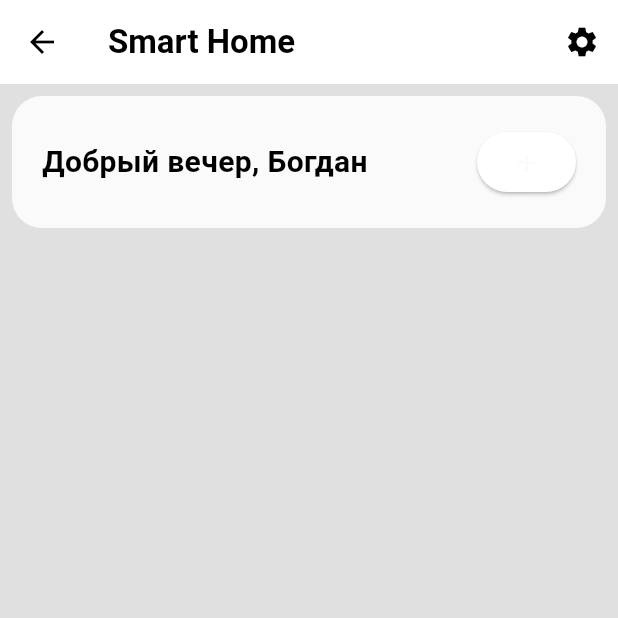
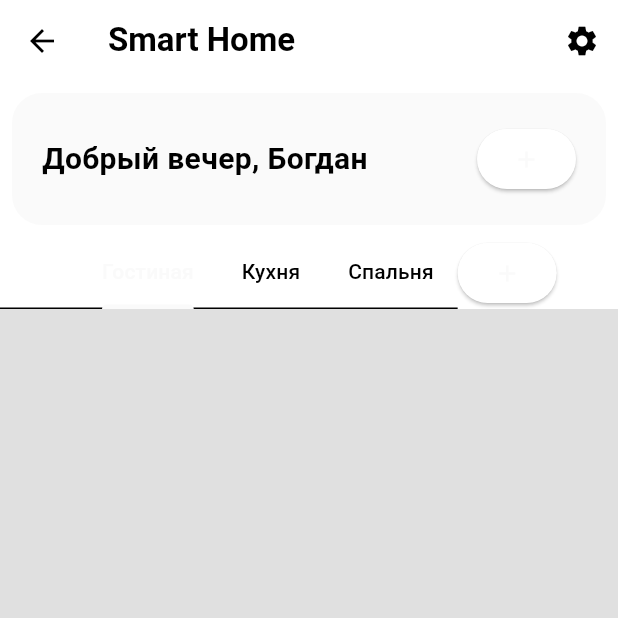
Before and after one commit to Bogdan108/smart_home_security, a Flutter app: the HomePage screen opened directly, on a phone screen of 412 x 824 dp, the top half of it. Run offline on Flutter 3.47's test engine with Material 3 defaults, Android fonts, the phone set to English and light mode, and no system bars; our stand-ins replace dio, equatable, flutter_bloc, shared_preferences, webview_flutter; missing offline and left inert: flutter_circle_color_picker, webview_flutter_android, webview_flutter_wkwebview; accounts and stored records are empty.

Commit message:
reaname device daya source and repository

```diff
--- a/lib/common/constants/app_strings.dart
+++ b/lib/common/constants/app_strings.dart
@@ -29,6 +29,7 @@ class AppStrings {
   static const authorization = 'Авторизация';
   static const pleaseEnterSomething = 'Пожалуйста, введите что-то';
   static const dontHaveAnAccount = 'Нет аккаунта ?';
+  static const validateEmail = 'Подтвердить почту';
 
   // Profile
   static const profile = 'Профиль';
--- a/lib/core/di/di_container.dart
+++ b/lib/core/di/di_container.dart
@@ -1,7 +1,7 @@
 import 'package:dio/dio.dart';
 import 'package:shared_preferences/shared_preferences.dart';
 import 'package:smart_home_security/features/device_feature/data/repository/device_repository_impl.dart';
-import 'package:smart_home_security/features/device_feature/data/sources/device_local_source.dart';
+import 'package:smart_home_security/features/device_feature/data/sources/device_network_data_provider.dart';
 import 'package:smart_home_security/features/device_feature/domain/mappers/device_mapper.dart';
 import 'package:smart_home_security/features/device_feature/domain/repositories/device_repository.dart';
 
@@ -12,14 +12,14 @@ final class DIContainer {
   late final SharedPreferences sharedPref;
   late final Dio dio;
   late final DeviceMapper mapper;
-  late final DeviceLocalDataSource deviceLocalDataSource;
+  late final DeviceNetworkDataProvider deviceLocalDataSource;
   late final DeviceRepository deviceRepository;
 
   Future<void> initDeps() async {
     dio = Dio();
     sharedPref = await SharedPreferences.getInstance();
     mapper = DeviceMapper();
-    deviceLocalDataSource = DeviceLocalDataSourceImpl(
+    deviceLocalDataSource = DeviceNetworkDataProviderImpl(
         sharedPreferences: sharedPref, deviceMapper: mapper);
     deviceRepository = DeviceRepositoryImpl(localSource: deviceLocalDataSource);
   }
--- a/lib/core/utils/type_enum.dart
+++ b/lib/core/utils/type_enum.dart
@@ -1,3 +1 @@
-final class DevType {}
-
 enum DeviceType { camera, clock, led }
--- a/lib/features/auth_feature/widget/pages/login_page.dart
+++ b/lib/features/auth_feature/widget/pages/login_page.dart
@@ -7,6 +7,7 @@ import 'package:smart_home_security/features/auth_feature/domain/bloc/auth_bloc.
 import 'package:smart_home_security/features/auth_feature/widget/components/auth_button.dart';
 import 'package:smart_home_security/features/auth_feature/widget/components/change_auth_type_button.dart';
 import 'package:smart_home_security/features/auth_feature/widget/pages/register_page.dart';
+import 'package:smart_home_security/features/device_feature/widget/pages/home_page.dart';
 
 class LoginPage extends StatefulWidget {
   const LoginPage({super.key});
@@ -38,7 +39,7 @@ class _LoginPageState extends State<LoginPage> {
           Navigator.push(
             context,
             MaterialPageRoute(
-              builder: (context) => const RegisterPage(),
+              builder: (context) => const HomePage(),
             ),
           );
           CustomSnackBar.showSuccessful(context, message: state.message);
--- a/lib/features/device_feature/data/repository/device_repository_impl.dart
+++ b/lib/features/device_feature/data/repository/device_repository_impl.dart
@@ -1,11 +1,11 @@
-import 'package:smart_home_security/features/device_feature/data/sources/device_local_source.dart';
+import 'package:smart_home_security/features/device_feature/data/sources/device_network_data_provider.dart';
 import 'package:smart_home_security/features/device_feature/domain/enteties/device_entity.dart';
 import 'package:smart_home_security/features/device_feature/domain/repositories/device_repository.dart';
 
 class DeviceRepositoryImpl implements DeviceRepository {
-  final DeviceLocalDataSource _localSource;
+  final DeviceNetworkDataProvider _localSource;
 
-  DeviceRepositoryImpl({required DeviceLocalDataSource localSource})
+  DeviceRepositoryImpl({required DeviceNetworkDataProvider localSource})
       : _localSource = localSource;
 
   @override
--- a/lib/features/device_feature/data/sources/device_local_source.dart
+++ b/lib/features/device_feature/data/sources/device_network_data_provider.dart
@@ -4,7 +4,7 @@ import 'package:smart_home_security/features/device_feature/data/dto/device_dto.
 import 'package:smart_home_security/features/device_feature/domain/enteties/device_entity.dart';
 import 'package:smart_home_security/features/device_feature/domain/mappers/device_mapper.dart';
 
-abstract interface class DeviceLocalDataSource {
+abstract interface class DeviceNetworkDataProvider {
   List<DeviceEntity> getAllDevices();
   Future<List<DeviceEntity>> addNewDevice(DeviceEntity device);
   Future<List<DeviceEntity>> deleteDevice(DeviceEntity device);
@@ -14,10 +14,10 @@ abstract interface class DeviceLocalDataSource {
 // ignore: constant_identifier_names
 const GET_ALL = 'get_all';
 
-class DeviceLocalDataSourceImpl implements DeviceLocalDataSource {
+class DeviceNetworkDataProviderImpl implements DeviceNetworkDataProvider {
   final SharedPreferences _sharedPreferences;
   final DeviceMapper _deviceMapper;
-  DeviceLocalDataSourceImpl(
+  DeviceNetworkDataProviderImpl(
       {required SharedPreferences sharedPreferences,
       required DeviceMapper deviceMapper})
       : _sharedPreferences = sharedPreferences,
--- a/lib/features/device_feature/widget/pages/home_page.dart
+++ b/lib/features/device_feature/widget/pages/home_page.dart
@@ -35,6 +35,8 @@ class _HomePageState extends State<HomePage> {
     _deviceIpController.dispose();
     super.dispose();
   }
+
+  List<String> rooms = ['Гостиная', 'Кухня', 'Спальня'];
 
   void _showAddDeviceDialog() {
     showDialog(
@@ -116,7 +118,9 @@ class _HomePageState extends State<HomePage> {
   Widget build(BuildContext context) {
     final theme = Theme.of(context);
 
-    return Scaffold(
+    return DefaultTabController(
+      length: rooms.length,
+      child: Scaffold(
           backgroundColor: theme.colorScheme.background,
           appBar: AppBar(
             title: const Text("Smart Home"),
@@ -128,11 +132,8 @@ class _HomePageState extends State<HomePage> {
                 },
               ),
             ],
-        ),
-        body: RefreshIndicator(
-          onRefresh: () async {
-            bloc.add(LoadDevices());
-          },
+            bottom: PreferredSize(
+              preferredSize: const Size.fromHeight(150.0),
               child: Column(
                 children: [
                   Padding(
@@ -162,6 +163,36 @@ class _HomePageState extends State<HomePage> {
                       ),
                     ),
                   ),
+                  Row(
+                    children: [
+                      TabBar(
+                        isScrollable: true,
+                        tabs: rooms
+                            .map((String room) => Tab(text: room))
+                            .toList(),
+                      ),
+                      ElevatedButton(
+                        onPressed: () async {
+                          _showAddDeviceDialog();
+                        },
+                        child: const Icon(
+                          Icons.add,
+                        ),
+                      ),
+                    ],
+                  ),
+                ],
+              ),
+            ),
+          ),
+          body: RefreshIndicator(
+            onRefresh: () async {
+              bloc.add(LoadDevices());
+            },
+            child: TabBarView(
+              children: [
+                Column(
+                  children: [
                     Expanded(
                       child: BlocBuilder<DeviceBloc, DeviceState>(
                         builder: (context, state) => switch (state) {
@@ -175,7 +206,8 @@ class _HomePageState extends State<HomePage> {
                               devices: state.devices,
                               bloc: bloc,
                             ),
-                    DevicesLoadingError() => CustomErrorWidget(state.exception),
+                          DevicesLoadingError() =>
+                            CustomErrorWidget(state.exception),
                           DevicesDeleted() => DeviceGrid(
                               devices: state.devices,
                               bloc: bloc,
@@ -185,6 +217,9 @@ class _HomePageState extends State<HomePage> {
                     ),
                   ],
                 ),
-        ));
+              ],
+            ),
+          )),
+    );
   }
 }
--- a/lib/main.dart
+++ b/lib/main.dart
@@ -4,7 +4,6 @@ import 'package:smart_home_security/core/theme/custom_theme.dart';
 import 'package:smart_home_security/features/auth_feature/domain/bloc/auth_bloc.dart';
 import 'package:smart_home_security/features/auth_feature/widget/pages/login_page.dart';
 import 'package:smart_home_security/features/device_feature/domain/bloc/device_bloc/devices_bloc.dart';
-import 'package:smart_home_security/features/device_feature/widget/pages/home_page.dart';
 import 'package:flutter_bloc/flutter_bloc.dart';
 
 void main() async {
```
Also changed, not shown: lib/features/auth_feature/domain/bloc/auth_bloc.dart (+6 -4 lines). Lines whose indentation alone changed are shown as unchanged.
